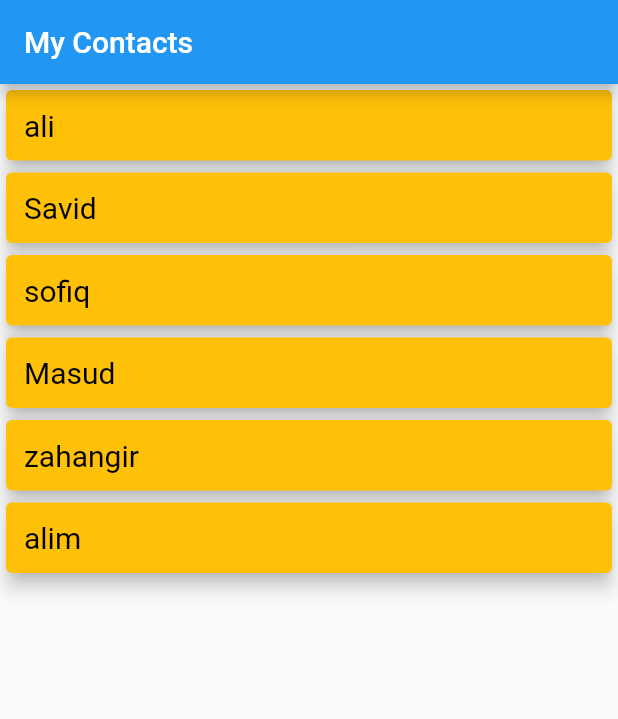
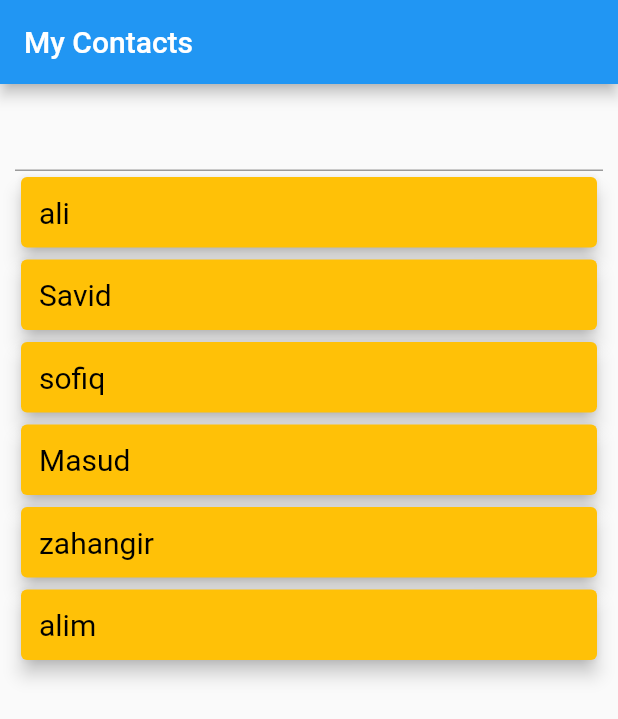
Before and after one commit to ZahangirAlamJP/10, a Flutter app: the screen it shows after launch, on a phone screen of 412 x 824 dp. Shown: the top 719 px of the screen. Run offline on Flutter 3.47's test engine with Material 2 defaults, Android fonts, the phone set to English and light mode, and no system bars.

```diff
--- a/lib/main.dart
+++ b/lib/main.dart
@@ -8,8 +8,14 @@ void main(List<String> args) {
   ));
 }
 
-class MyApp extends StatelessWidget {
+class MyApp extends StatefulWidget {
+  @override
+  State<MyApp> createState() => _MyAppState();
+}
+
+class _MyAppState extends State<MyApp> {
   final myStyle = TextStyle(fontSize: 20, color: Colors.black);
+
   final List<String> names = [
     'ali',
     'Savid',
@@ -19,13 +25,28 @@ class MyApp extends StatelessWidget {
     "alim"
   ];
 
+  TextEditingController inputC = TextEditingController();
+
   @override
   Widget build(BuildContext context) {
     return Scaffold(
       appBar: AppBar(
         title: Text('My Contacts'),
       ),
-      body: Column(crossAxisAlignment: CrossAxisAlignment.stretch, children: [
+      body: Padding(
+        padding: const EdgeInsets.all(10.0),
+        child: ListView(
+            //  crossAxisAlignment: CrossAxisAlignment.stretch,
+            children: [
+              TextFormField(
+                controller: inputC,
+                onEditingComplete: () {
+                  print(inputC.text);
+                  setState(() {
+                    names.add(inputC.text);
+                  });
+                },
+              ),
               ...List.generate(
                 names.length,
                 (index) => Card(
@@ -41,6 +62,7 @@ class MyApp extends StatelessWidget {
                 ),
               ),
             ]),
+      ),
     );
   }
 }
```
Lines whose indentation alone changed are shown as unchanged.
